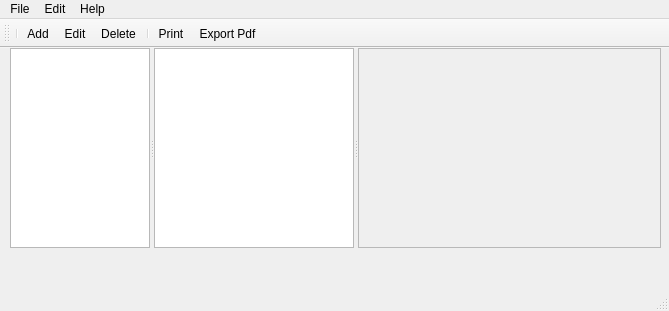
Before: the Qt Designer form src/app/mainwindow.ui in jmuelbert/jmbde-QT, drawn with Qt 5.
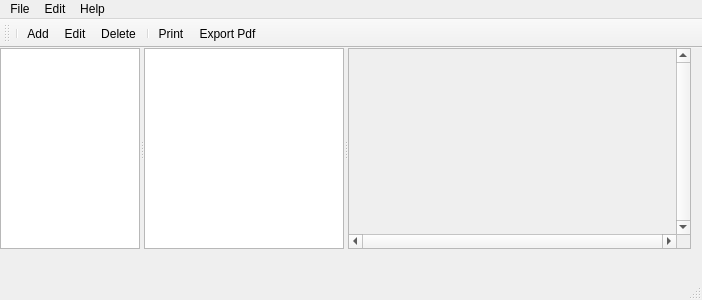
After: the same form once the commit is applied. Icons and pictures are not drawn.

```diff
--- a/src/app/mainwindow.ui
+++ b/src/app/mainwindow.ui
@@ -9,8 +9,8 @@
    <rect>
     <x>0</x>
     <y>0</y>
-    <width>669</width>
-    <height>311</height>
+    <width>702</width>
+    <height>300</height>
    </rect>
   </property>
   <property name="sizePolicy">
@@ -44,10 +44,10 @@
    <widget class="QSplitter" name="splitter">
     <property name="geometry">
      <rect>
-      <x>10</x>
+      <x>0</x>
       <y>0</y>
-      <width>651</width>
-      <height>200</height>
+      <width>691</width>
+      <height>201</height>
      </rect>
     </property>
     <property name="sizePolicy">
@@ -130,6 +130,12 @@
      </property>
     </widget>
     <widget class="QScrollArea" name="scrollArea">
+     <property name="verticalScrollBarPolicy">
+      <enum>Qt::ScrollBarAlwaysOn</enum>
+     </property>
+     <property name="horizontalScrollBarPolicy">
+      <enum>Qt::ScrollBarAlwaysOn</enum>
+     </property>
      <property name="widgetResizable">
       <bool>true</bool>
      </property>
@@ -138,8 +144,8 @@
        <rect>
         <x>0</x>
         <y>0</y>
-        <width>295</width>
-        <height>198</height>
+        <width>335</width>
+        <height>199</height>
        </rect>
       </property>
      </widget>
@@ -151,7 +157,7 @@
     <rect>
      <x>0</x>
      <y>0</y>
-     <width>669</width>
+     <width>702</width>
      <height>22</height>
     </rect>
    </property>
```
